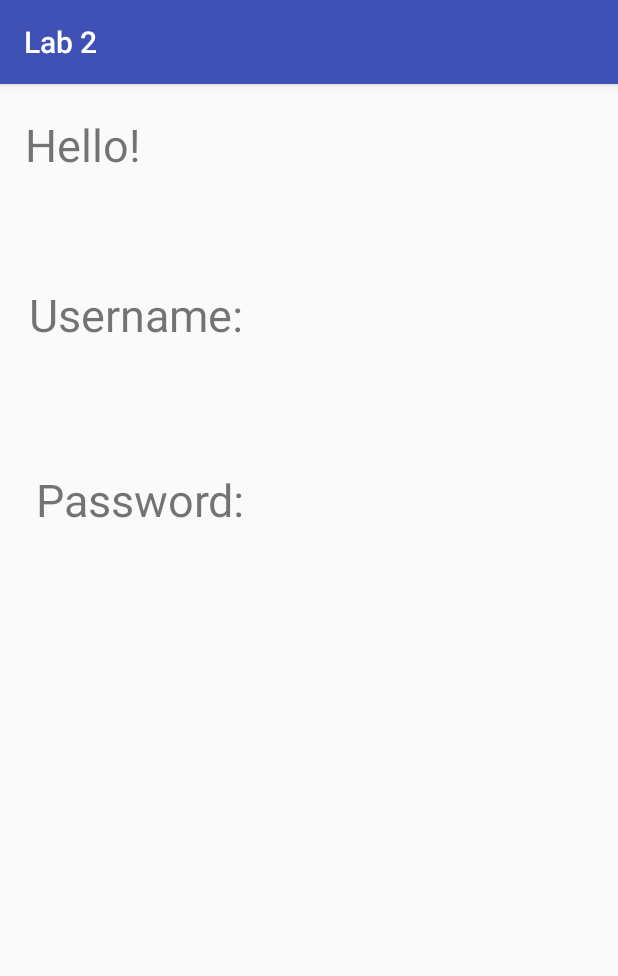
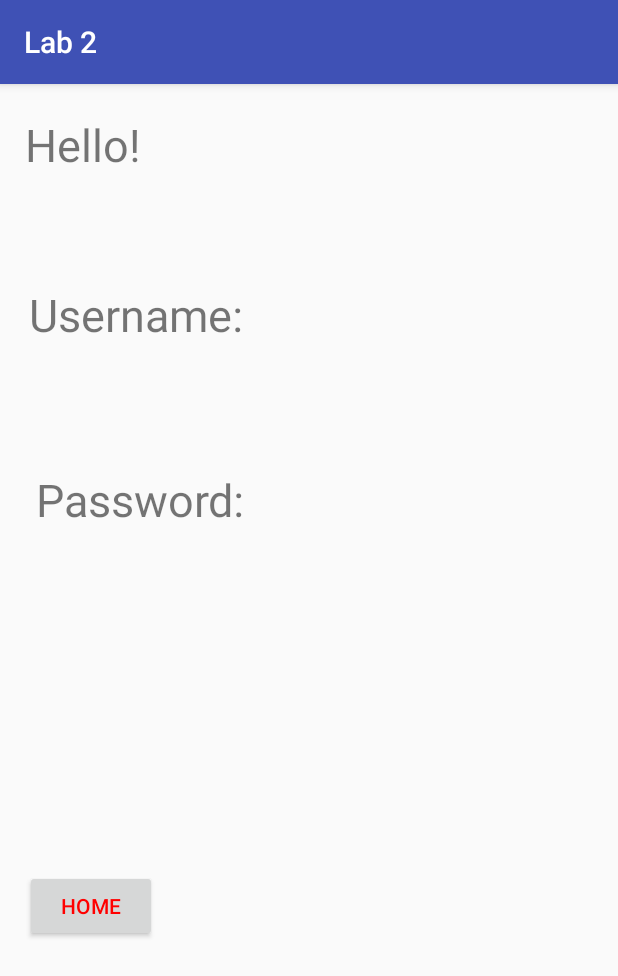
Before and after one commit to hsnoble/AndroidDev, an Android app: the screen it shows after launch (HelloScreen), after a tap on "LOGIN", on a phone screen of 412 x 824 dp. Shown: the top 976 px of the screen. Run offline under Robolectric (Android 15) with nearby library versions, the phone set to English and light mode, and no system bars.

Commit message:
Fullfilling Requirements--->ALL DONE

```diff
--- a/Assignment2/app/src/main/java/com/example/hsnoble/assignment2/HelloScreen.java
+++ b/Assignment2/app/src/main/java/com/example/hsnoble/assignment2/HelloScreen.java
@@ -1,16 +1,34 @@
 package com.example.hsnoble.assignment2;
 
+import android.content.Intent;
 import android.support.v7.app.AppCompatActivity;
 import android.os.Bundle;
+import android.view.View;
+import android.widget.Button;
 import android.widget.EditText;
 import android.widget.TextView;
 
 public class HelloScreen extends AppCompatActivity {
 
+    public void goHome()
+    {
+        Intent home = new Intent(this, MainActivity.class);
+        startActivity(home);
+    }
     @Override
     protected void onCreate(Bundle savedInstanceState) {
         super.onCreate(savedInstanceState);
         setContentView(R.layout.activity_hello_screen);
+
+        //Home Button
+        final Button home = findViewById(R.id.Home);
+        home.setOnClickListener(new View.OnClickListener() {
+            public void onClick (View view) {
+                //Go to home
+                goHome();
+            }
+        });
+
         Bundle b = getIntent().getExtras();
         //Standard
         final TextView  datType = findViewById(R.id.DatTypeSpace);
--- a/Assignment2/app/src/main/res/layout/activity_hello_screen.xml
+++ b/Assignment2/app/src/main/res/layout/activity_hello_screen.xml
@@ -83,4 +83,21 @@
         app:layout_constraintStart_toEndOf="@+id/DatTypeSpace2"
         app:layout_constraintTop_toTopOf="parent"
         app:layout_constraintVertical_bias="0.35" />
+
+    <Button
+        android:id="@+id/Home"
+        android:layout_width="wrap_content"
+        android:layout_height="wrap_content"
+        android:layout_marginBottom="8dp"
+        android:layout_marginEnd="8dp"
+        android:layout_marginStart="8dp"
+        android:layout_marginTop="8dp"
+        android:text="Home"
+        android:textColor="#ff0000"
+        app:layout_constraintBottom_toBottomOf="parent"
+        app:layout_constraintEnd_toEndOf="parent"
+        app:layout_constraintHorizontal_bias="0.028"
+        app:layout_constraintStart_toStartOf="parent"
+        app:layout_constraintTop_toTopOf="parent"
+        app:layout_constraintVertical_bias="0.733" />
 </android.support.constraint.ConstraintLayout>
--- a/Assignment2/app/src/main/res/values/strings.xml
+++ b/Assignment2/app/src/main/res/values/strings.xml
@@ -1,6 +1,8 @@
 <resources>
     <string name="app_name">Lab 2</string>
     <string name="name">Name: Stephen Noble</string>
-    <string name="username">Username</string>
-    <string name="password">Password</string>
+    <string name="username">User</string>
+    <string name="password">Pass</string>
+    <string name="username2">Username</string>
+    <string name="password2">Password</string>
 </resources>
```
Also changed, not shown: Assignment2/app/src/main/res/layout/activity_main.xml (+5 -4 lines).
